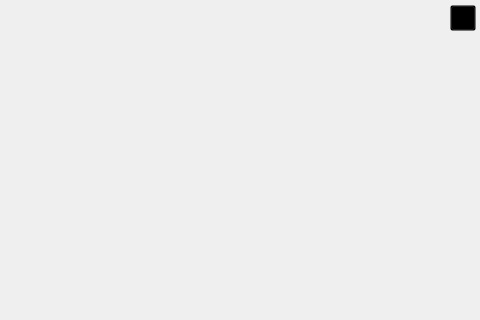
Above: Widget.ui from Leroy888/PressViewer before the change; both pictures show x 315 to 795 and y 0 to 320 of the 795 by 742 pixel window. Below: the same form after it.
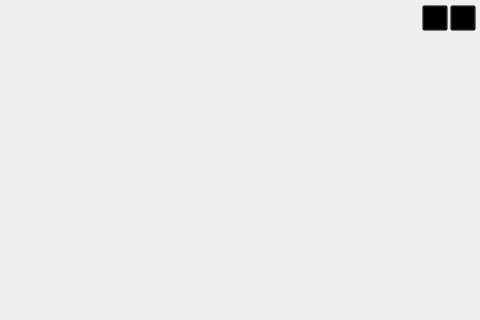
That is the form after the change. Icons and pictures are not drawn.

What changed in the file:
```diff
--- a/Widget.ui
+++ b/Widget.ui
@@ -289,6 +289,41 @@
           </property>
          </spacer>
         </item>
+        <item>
+         <widget class="QPushButton" name="btnMin">
+          <property name="minimumSize">
+           <size>
+            <width>26</width>
+            <height>26</height>
+           </size>
+          </property>
+          <property name="maximumSize">
+           <size>
+            <width>26</width>
+            <height>26</height>
+           </size>
+          </property>
+          <property name="cursor">
+           <cursorShape>PointingHandCursor</cursorShape>
+          </property>
+          <property name="styleSheet">
+           <string notr="true">QPushButton
+{
+	border-image: url(:/images/images/min.png);
+	background-color: transparent;
+}
+
+QPushButton:hover
+{
+	border-image: url(:/images/images/min.png);
+	background-color: transparent;
+}</string>
+          </property>
+          <property name="text">
+           <string/>
+          </property>
+         </widget>
+        </item>
         <item>
          <widget class="QPushButton" name="btnClose">
           <property name="minimumSize">
```
Left out of the diff: 6 changed lines with no effect on the pictures.
